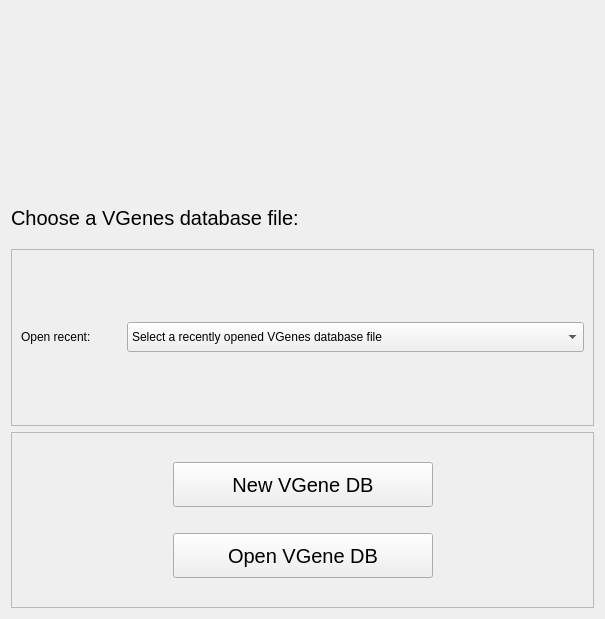
First picture: the form in VGenesStartUpDialogue.ui, repository WilsonImmunologyLab/VGenes, before the edit.
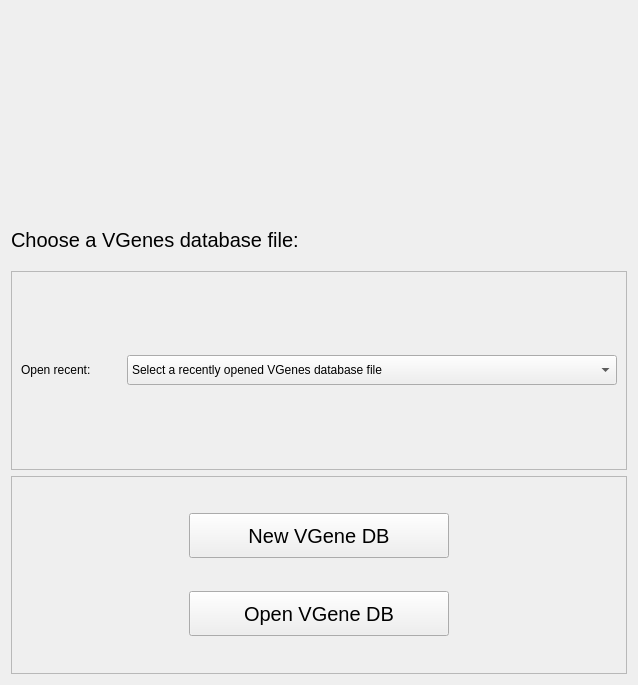
Second picture: the form after the edit. Icons and pictures are not drawn.

```diff
--- a/VGenesStartUpDialogue.ui
+++ b/VGenesStartUpDialogue.ui
@@ -6,8 +6,8 @@
    <rect>
     <x>0</x>
     <y>0</y>
-    <width>605</width>
-    <height>619</height>
+    <width>638</width>
+    <height>685</height>
    </rect>
   </property>
   <property name="windowTitle">
```
Left out of the diff: 2 changed lines with no effect on the pictures.
